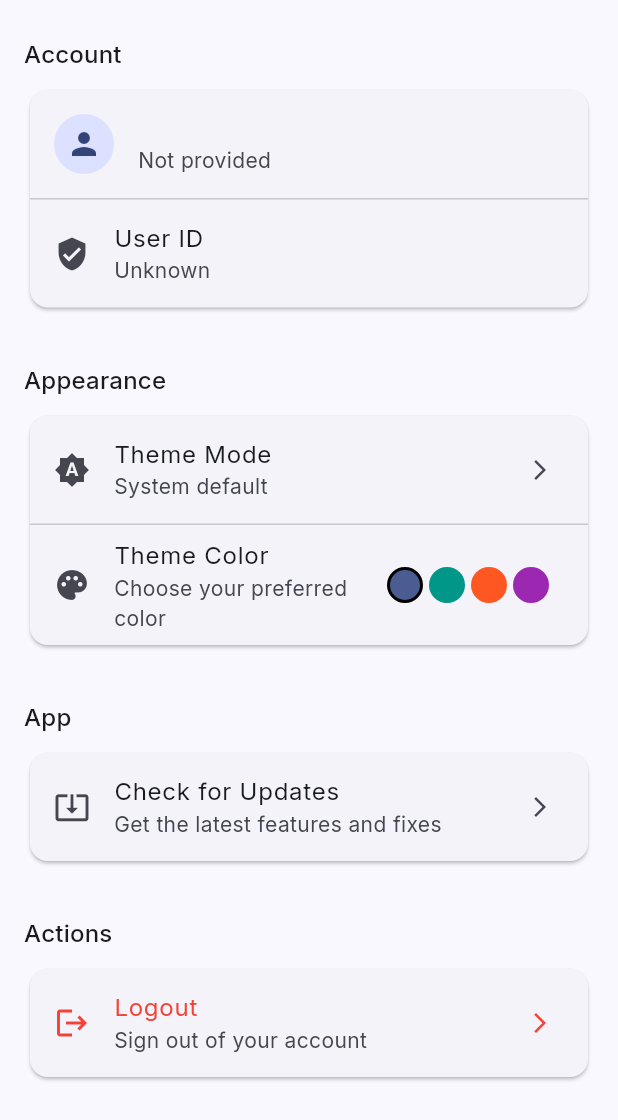
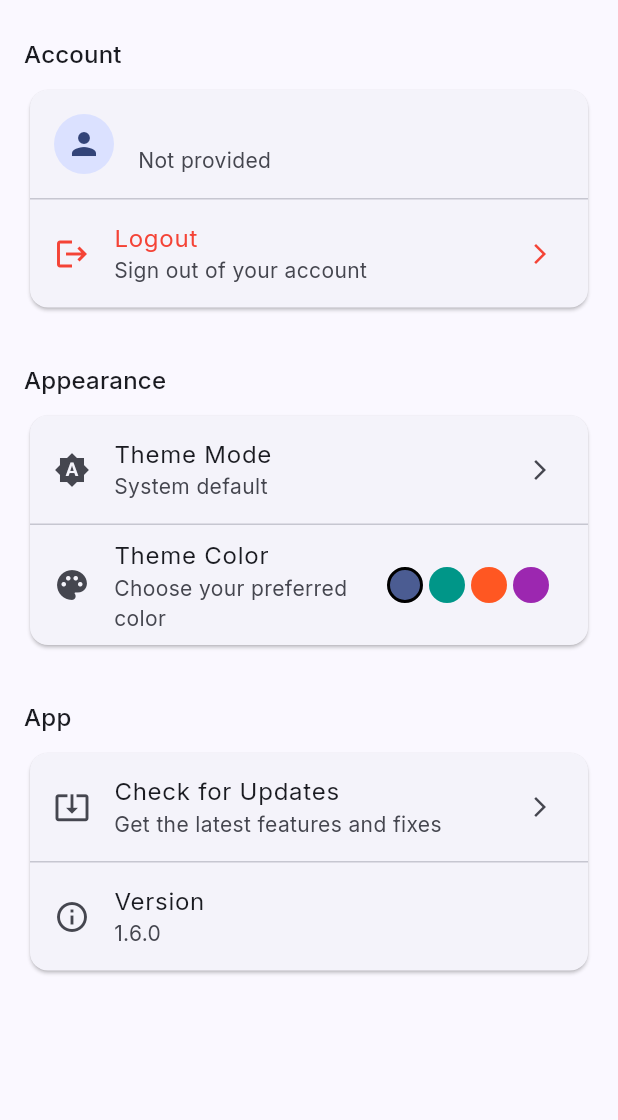
Before and after one commit to nathan101000/openly, a Flutter app: the SettingsScreen screen opened directly, on a phone screen of 412 x 824 dp. Shown: the top 1120 px of the screen. Run offline on Flutter 3.47's test engine with Material 3 defaults, Android fonts, the phone set to English and light mode, and no system bars; our stand-ins replace flutter_markdown, google_fonts, local_auth, package_info_plus, permission_handler, pull_to_refresh and 1 more; missing offline and left inert: expressive_loading_indicator, ota_update; accounts and stored records are empty.

Commit message:
feat(settings_screen): add version info and update logout functionality

```diff
--- a/lib/screens/settings_screen.dart
+++ b/lib/screens/settings_screen.dart
@@ -3,6 +3,7 @@ import 'package:provider/provider.dart';
 import '../providers/auth_provider.dart';
 import '../providers/theme_provider.dart';
 import '../services/update_service.dart';
+import 'package:package_info_plus/package_info_plus.dart';
 
 class SettingsScreen extends StatelessWidget {
   const SettingsScreen({super.key});
@@ -29,10 +30,14 @@ class SettingsScreen extends StatelessWidget {
                       subtitle: Text(auth.userName ?? 'Not provided'),
                     ),
                     const Divider(height: 1),
-                    const ListTile(
-                      leading: Icon(Icons.verified_user),
-                      title: Text('User ID'),
-                      subtitle: Text('Unknown'),
+                    ListTile(
+                      leading: const Icon(Icons.logout, color: Colors.red),
+                      title: const Text('Logout',
+                          style: TextStyle(color: Colors.red)),
+                      subtitle: const Text('Sign out of your account'),
+                      trailing: const Icon(Icons.arrow_forward_ios,
+                          size: 16, color: Colors.red),
+                      onTap: () => _confirmLogout(context, auth),
                     ),
                   ],
                 ),
@@ -110,7 +115,9 @@ class SettingsScreen extends StatelessWidget {
               // App Section
               _buildSectionHeader(context, 'App'),
               Card(
-                child: ListTile(
+                child: Column(
+                  children: [
+                    ListTile(
                       leading: const Icon(Icons.system_update_alt),
                       title: const Text('Check for Updates'),
                       subtitle: const Text('Get the latest features and fixes'),
@@ -118,23 +125,26 @@ class SettingsScreen extends StatelessWidget {
                       onTap: () => UpdateService.checkForUpdates(context,
                           showNoUpdateDialog: true),
                     ),
+                    const Divider(height: 1),
+                    FutureBuilder<PackageInfo>(
+                      future: PackageInfo.fromPlatform(),
+                      builder: (context, snapshot) {
+                        final versionText = (snapshot.hasData)
+                            ? '${snapshot.data!.version}'.split('+').first
+                            : 'Loading...';
+
+                        return ListTile(
+                          leading: const Icon(Icons.info_outline),
+                          title: const Text('Version'),
+                          subtitle: Text(versionText),
+                        );
+                      },
+                    ),
+                  ],
+                ),
               ),
 
               const SizedBox(height: 24),
-
-              // Actions Section
-              _buildSectionHeader(context, 'Actions'),
-              Card(
-                child: ListTile(
-                  leading: const Icon(Icons.logout, color: Colors.red),
-                  title:
-                      const Text('Logout', style: TextStyle(color: Colors.red)),
-                  subtitle: const Text('Sign out of your account'),
-                  trailing: const Icon(Icons.arrow_forward_ios,
-                      size: 16, color: Colors.red),
-                  onTap: () => _confirmLogout(context, auth),
-                ),
-              ),
             ],
           );
         },
```
Lines whose indentation alone changed are shown as unchanged.
